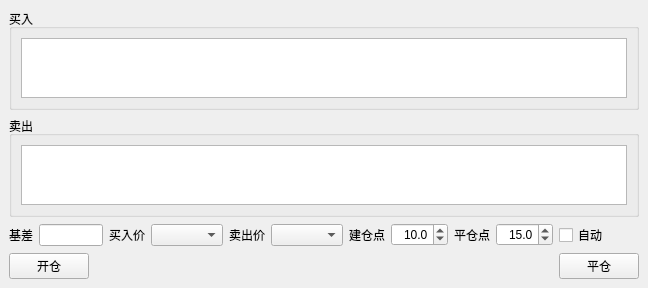
unit-xx/xfiles, file dev/easytrader/cparbiui.ui: the form before one commit.
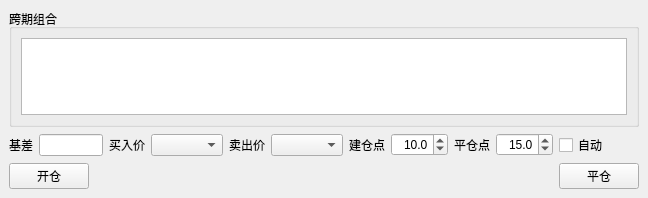
The form after the commit.

What changed in the file:
```diff
--- a/dev/easytrader/cparbiui.ui
+++ b/dev/easytrader/cparbiui.ui
@@ -7,30 +7,30 @@
     <x>0</x>
     <y>0</y>
     <width>634</width>
-    <height>288</height>
+    <height>198</height>
    </rect>
   </property>
   <property name="windowTitle">
    <string>股指期货跨期套利</string>
   </property>
   <widget class="QWidget" name="centralwidget">
-   <layout class="QGridLayout" name="gridLayout_3">
+   <layout class="QGridLayout" name="gridLayout_2">
     <item row="0" column="0" colspan="12">
      <widget class="QGroupBox" name="groupBox">
       <property name="sizePolicy">
-       <sizepolicy hsizetype="Preferred" vsizetype="Fixed">
+       <sizepolicy hsizetype="Preferred" vsizetype="Expanding">
         <horstretch>0</horstretch>
         <verstretch>0</verstretch>
        </sizepolicy>
       </property>
       <property name="title">
-       <string>买入</string>
+       <string>跨期组合</string>
       </property>
       <layout class="QGridLayout" name="gridLayout">
        <item row="0" column="0">
         <widget class="QTableView" name="longtable">
          <property name="sizePolicy">
-          <sizepolicy hsizetype="Expanding" vsizetype="Fixed">
+          <sizepolicy hsizetype="Expanding" vsizetype="Expanding">
            <horstretch>0</horstretch>
            <verstretch>0</verstretch>
           </sizepolicy>
@@ -38,7 +38,7 @@
          <property name="maximumSize">
           <size>
            <width>16777215</width>
-           <height>60</height>
+           <height>16777215</height>
           </size>
          </property>
         </widget>
@@ -46,38 +46,7 @@
       </layout>
      </widget>
     </item>
-    <item row="1" column="0" colspan="12">
-     <widget class="QGroupBox" name="groupBox_2">
-      <property name="sizePolicy">
-       <sizepolicy hsizetype="Preferred" vsizetype="Fixed">
-        <horstretch>0</horstretch>
-        <verstretch>0</verstretch>
-       </sizepolicy>
-      </property>
-      <property name="title">
-       <string>卖出</string>
-      </property>
-      <layout class="QGridLayout" name="gridLayout_2">
-       <item row="0" column="0">
-        <widget class="QTableView" name="shorttable">
-         <property name="sizePolicy">
-          <sizepolicy hsizetype="Expanding" vsizetype="Fixed">
-           <horstretch>0</horstretch>
-           <verstretch>0</verstretch>
-          </sizepolicy>
-         </property>
-         <property name="maximumSize">
-          <size>
-           <width>16777215</width>
-           <height>60</height>
-          </size>
-         </property>
-        </widget>
-       </item>
-      </layout>
-     </widget>
-    </item>
-    <item row="2" column="0">
+    <item row="1" column="0">
      <widget class="QLabel" name="label_3">
       <property name="sizePolicy">
        <sizepolicy hsizetype="Fixed" vsizetype="Preferred">
@@ -90,10 +59,10 @@
       </property>
      </widget>
     </item>
-    <item row="2" column="1" colspan="2">
+    <item row="1" column="1" colspan="2">
      <widget class="QLineEdit" name="basediffline"/>
     </item>
-    <item row="2" column="3">
+    <item row="1" column="3">
      <widget class="QLabel" name="label_6">
       <property name="sizePolicy">
        <sizepolicy hsizetype="Fixed" vsizetype="Preferred">
@@ -106,10 +75,10 @@
       </property>
      </widget>
     </item>
-    <item row="2" column="4">
+    <item row="1" column="4">
      <widget class="QComboBox" name="longpricecmb"/>
     </item>
-    <item row="2" column="5">
+    <item row="1" column="5">
      <widget class="QLabel" name="label_7">
       <property name="sizePolicy">
        <sizepolicy hsizetype="Fixed" vsizetype="Preferred">
@@ -122,10 +91,10 @@
       </property>
      </widget>
     </item>
-    <item row="2" column="6">
+    <item row="1" column="6">
      <widget class="QComboBox" name="shortpricecmb"/>
     </item>
-    <item row="2" column="7">
+    <item row="1" column="7">
      <widget class="QLabel" name="label_4">
       <property name="sizePolicy">
        <sizepolicy hsizetype="Fixed" vsizetype="Preferred">
@@ -138,7 +107,7 @@
       </property>
      </widget>
     </item>
-    <item row="2" column="8">
+    <item row="1" column="8">
      <widget class="QDoubleSpinBox" name="openspin">
       <property name="alignment">
        <set>Qt::AlignRight|Qt::AlignTrailing|Qt::AlignVCenter</set>
@@ -154,7 +123,7 @@
       </property>
      </widget>
     </item>
-    <item row="2" column="9">
+    <item row="1" column="9">
      <widget class="QLabel" name="label_5">
       <property name="sizePolicy">
        <sizepolicy hsizetype="Fixed" vsizetype="Preferred">
@@ -167,7 +136,7 @@
       </property>
      </widget>
     </item>
-    <item row="2" column="10">
+    <item row="1" column="10">
      <widget class="QDoubleSpinBox" name="closespin">
       <property name="alignment">
        <set>Qt::AlignRight|Qt::AlignTrailing|Qt::AlignVCenter</set>
@@ -183,7 +152,7 @@
       </property>
      </widget>
     </item>
-    <item row="2" column="11">
+    <item row="1" column="11">
      <widget class="QCheckBox" name="autochk">
       <property name="sizePolicy">
        <sizepolicy hsizetype="Fixed" vsizetype="Fixed">
@@ -196,7 +165,7 @@
       </property>
      </widget>
     </item>
-    <item row="3" column="0" colspan="2">
+    <item row="2" column="0" colspan="2">
      <widget class="QPushButton" name="openbtn">
       <property name="sizePolicy">
        <sizepolicy hsizetype="Fixed" vsizetype="Fixed">
@@ -209,7 +178,7 @@
       </property>
      </widget>
     </item>
-    <item row="3" column="2" colspan="9">
+    <item row="2" column="2" colspan="9">
      <spacer name="horizontalSpacer">
       <property name="orientation">
        <enum>Qt::Horizontal</enum>
@@ -222,7 +191,7 @@
       </property>
      </spacer>
     </item>
-    <item row="3" column="11">
+    <item row="2" column="11">
      <widget class="QPushButton" name="closebtn">
       <property name="sizePolicy">
        <sizepolicy hsizetype="Fixed" vsizetype="Fixed">
```
Left out of the diff: 2 changed lines with no effect on the pictures.
